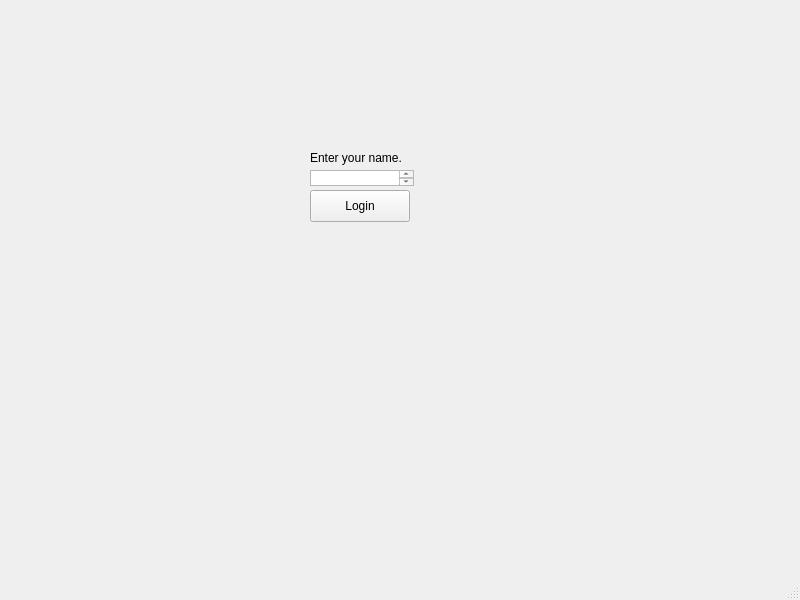
This is ui_social_network/socialnetworkwindow.ui in z4chclark/csci_62 as Qt 5 draws it before an edit. The edited form follows.
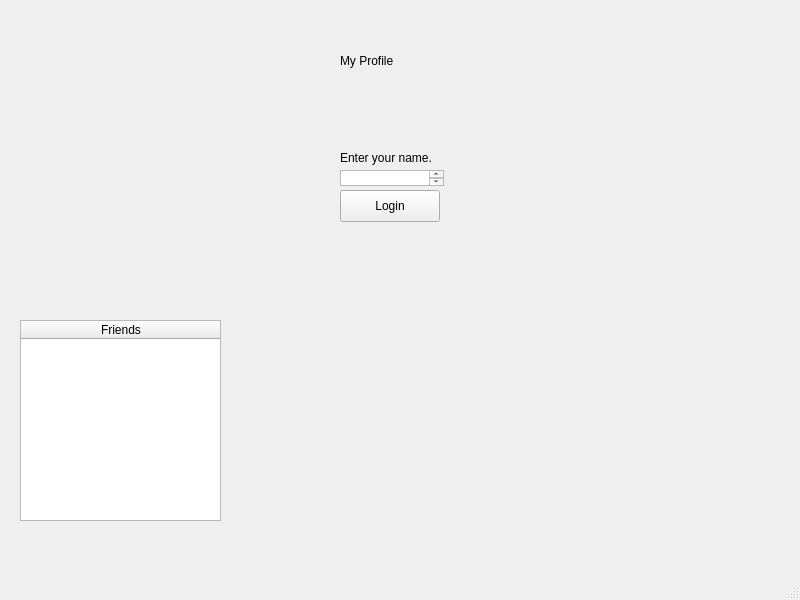
This is the edited form.

What changed in the file:
```diff
--- a/ui_social_network/socialnetworkwindow.ui
+++ b/ui_social_network/socialnetworkwindow.ui
@@ -17,9 +17,9 @@
    <widget class="QLabel" name="loginLabel">
     <property name="geometry">
      <rect>
-      <x>310</x>
+      <x>340</x>
       <y>150</y>
-      <width>111</width>
+      <width>171</width>
       <height>16</height>
      </rect>
     </property>
@@ -30,7 +30,7 @@
    <widget class="QPushButton" name="loginButton">
     <property name="geometry">
      <rect>
-      <x>310</x>
+      <x>340</x>
       <y>190</y>
       <width>100</width>
       <height>32</height>
@@ -43,13 +43,84 @@
    <widget class="QTextEdit" name="loginText">
     <property name="geometry">
      <rect>
-      <x>310</x>
+      <x>340</x>
       <y>170</y>
       <width>104</width>
       <height>16</height>
      </rect>
     </property>
    </widget>
+   <widget class="QLabel" name="profileLabel">
+    <property name="geometry">
+     <rect>
+      <x>340</x>
+      <y>20</y>
+      <width>101</width>
+      <height>81</height>
+     </rect>
+    </property>
+    <property name="autoFillBackground">
+     <bool>false</bool>
+    </property>
+    <property name="text">
+     <string>My Profile</string>
+    </property>
+    <property name="scaledContents">
+     <bool>false</bool>
+    </property>
+   </widget>
+   <widget class="QTableWidget" name="friendList">
+    <property name="enabled">
+     <bool>true</bool>
+    </property>
+    <property name="geometry">
+     <rect>
+      <x>20</x>
+      <y>320</y>
+      <width>201</width>
+      <height>201</height>
+     </rect>
+    </property>
+    <property name="sizePolicy">
+     <sizepolicy hsizetype="Ignored" vsizetype="Ignored">
+      <horstretch>0</horstretch>
+      <verstretch>0</verstretch>
+     </sizepolicy>
+    </property>
+    <property name="showGrid">
+     <bool>false</bool>
+    </property>
+    <attribute name="horizontalHeaderVisible">
+     <bool>true</bool>
+    </attribute>
+    <attribute name="horizontalHeaderCascadingSectionResizes">
+     <bool>false</bool>
+    </attribute>
+    <attribute name="horizontalHeaderDefaultSectionSize">
+     <number>200</number>
+    </attribute>
+    <attribute name="horizontalHeaderHighlightSections">
+     <bool>true</bool>
+    </attribute>
+    <column>
+     <property name="text">
+      <string>Friends</string>
+     </property>
+    </column>
+   </widget>
+   <widget class="QLabel" name="posts">
+    <property name="geometry">
+     <rect>
+      <x>340</x>
+      <y>240</y>
+      <width>131</width>
+      <height>221</height>
+     </rect>
+    </property>
+    <property name="text">
+     <string/>
+    </property>
+   </widget>
   </widget>
   <widget class="QMenuBar" name="menubar">
    <property name="geometry">
```
